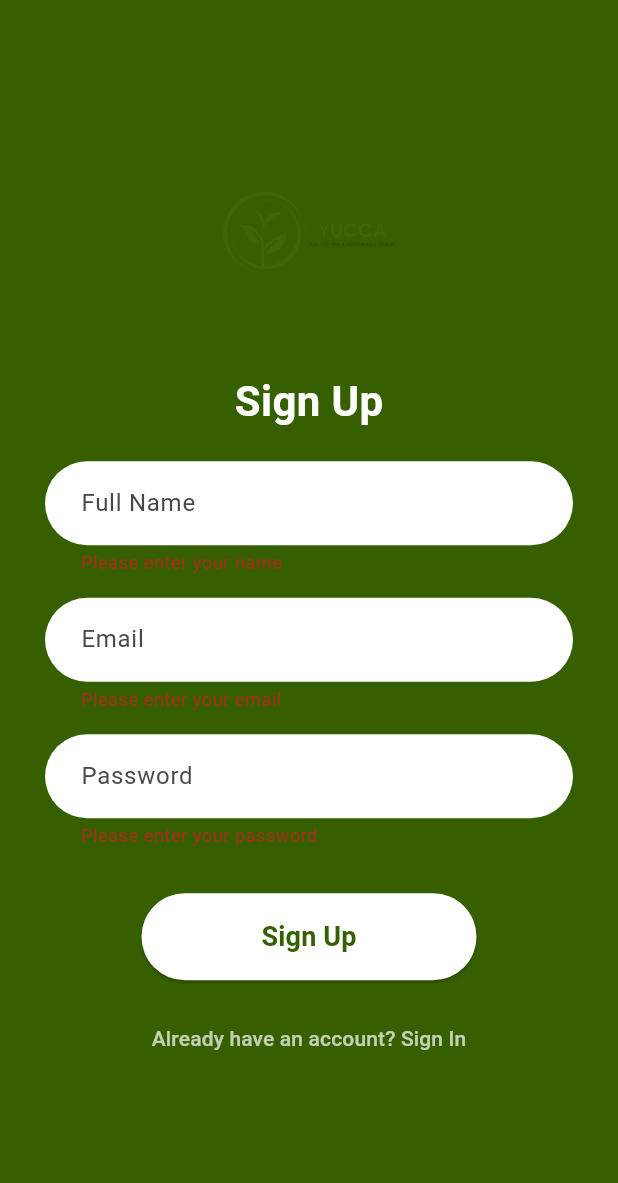
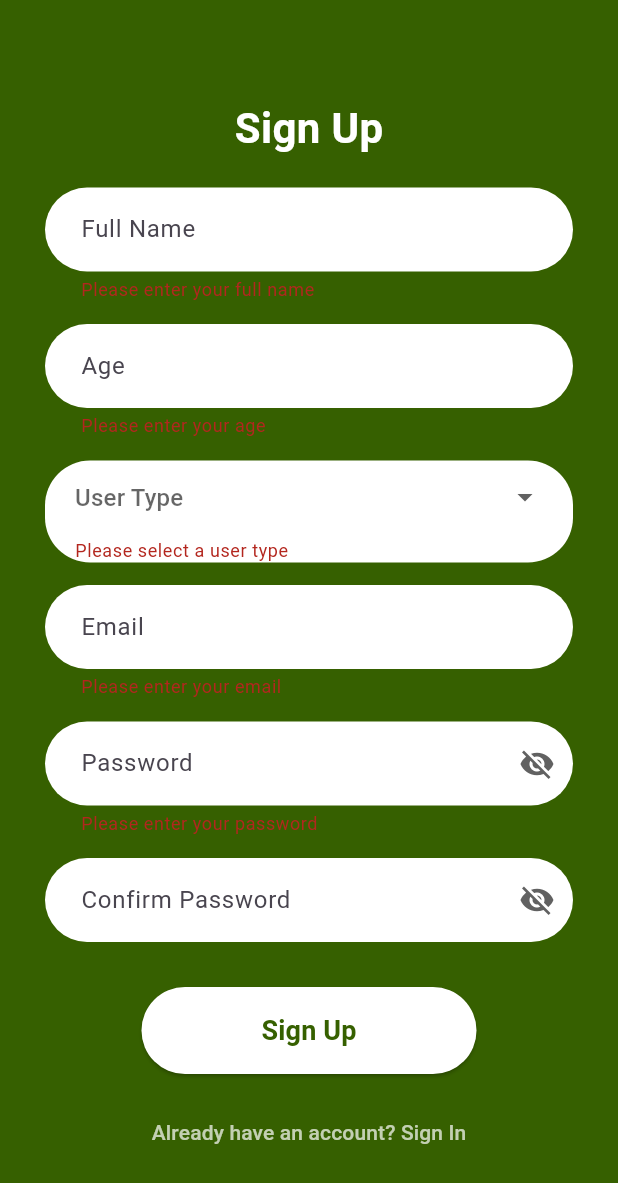
Before and after one commit to AISHANALWEYISO/yucca_agro_app, a Flutter app: the AuthScreen screen opened directly, after a tap on "Sign In", after a tap on "Don't have an account? Sign Up", after a tap on "Sign Up", on a phone screen of 412 x 824 dp. Shown: the top 1183 px of the screen. Run offline on Flutter 3.47's test engine with Material 3 defaults, Android fonts, the phone set to English and light mode, and no system bars.

```diff
--- a/lib/auth_screen.dart
+++ b/lib/auth_screen.dart
@@ -1,7 +1,6 @@
-
 
 import 'package:flutter/material.dart';
-import 'forgot_password_screen.dart'; // import the forgot password screen
+import 'forgot_password_screen.dart';
 
 class AuthScreen extends StatefulWidget {
   @override
@@ -9,13 +8,21 @@ class AuthScreen extends StatefulWidget {
 }
 
 class _AuthScreenState extends State<AuthScreen> {
-  bool isLogin = true; // toggle between Sign In / Sign Up
+  bool isLogin = true;
+  bool showPassword = false;
+  bool showConfirmPassword = false;
+
   final _formKey = GlobalKey<FormState>();
 
-  // Controllers for input fields
+  // Controllers
   final TextEditingController emailController = TextEditingController();
   final TextEditingController passwordController = TextEditingController();
+  final TextEditingController confirmPasswordController =
+      TextEditingController();
   final TextEditingController nameController = TextEditingController();
+  final TextEditingController ageController = TextEditingController();
+
+  String? selectedUserType;
 
   final Color logoGreen = const Color(0xFF366000);
 
@@ -29,10 +36,7 @@ class _AuthScreenState extends State<AuthScreen> {
           child: Form(
             key: _formKey,
             child: Column(
-              mainAxisAlignment: MainAxisAlignment.center,
               children: [
-                // App Logo
-                Image.asset("assets/logo.png", height: 120),
                 const SizedBox(height: 20),
 
                 Text(
@@ -40,79 +44,121 @@ class _AuthScreenState extends State<AuthScreen> {
                   style: const TextStyle(
                     fontSize: 28,
                     fontWeight: FontWeight.bold,
-                      color: Colors.white),
+                    color: Colors.white,
                   ),
+                ),
+
                 const SizedBox(height: 20),
 
-                // Name field (only for Sign Up)
+                // NAME
                 if (!isLogin)
                   TextFormField(
                     controller: nameController,
-                    style: const TextStyle(color: Colors.black87),
-                    decoration: InputDecoration(
-                      hintText: "Full Name",
-                      filled: true,
-                      fillColor: Colors.white,
-                      border: OutlineInputBorder(
-                        borderRadius: BorderRadius.circular(30),
-                        borderSide: BorderSide.none,
-                      ),
-                      contentPadding: const EdgeInsets.symmetric(
-                          horizontal: 20, vertical: 16),
-                    ),
+                    decoration: _inputDecoration("Full Name"),
                     validator: (value) {
                       if (!isLogin && (value == null || value.isEmpty)) {
-                        return "Please enter your name";
+                        return "Please enter your full name";
                       }
                       return null;
                     },
                   ),
                 if (!isLogin) const SizedBox(height: 15),
 
-                // Email field
+                // AGE
+                if (!isLogin)
                   TextFormField(
-                  controller: emailController,
-                  keyboardType: TextInputType.emailAddress,
-                  style: const TextStyle(color: Colors.black87),
-                  decoration: InputDecoration(
-                    hintText: "Email",
-                    filled: true,
-                    fillColor: Colors.white,
-                    border: OutlineInputBorder(
-                      borderRadius: BorderRadius.circular(30),
-                      borderSide: BorderSide.none,
-                    ),
-                    contentPadding: const EdgeInsets.symmetric(
-                        horizontal: 20, vertical: 16),
-                  ),
+                    controller: ageController,
+                    keyboardType: TextInputType.number,
+                    decoration: _inputDecoration("Age"),
                     validator: (value) {
-                    if (value == null || value.isEmpty) {
-                      return "Please enter your email";
+                      if (!isLogin && (value == null || value.isEmpty)) {
+                        return "Please enter your age";
                       }
                       return null;
                     },
                   ),
+                if (!isLogin) const SizedBox(height: 15),
+
+                // USER TYPE
+                if (!isLogin)
+                  Container(
+                    padding: const EdgeInsets.symmetric(horizontal: 20),
+                    decoration: BoxDecoration(
+                      color: Colors.white,
+                      borderRadius: BorderRadius.circular(30),
+                    ),
+                    child: DropdownButtonFormField<String>(
+                      value: selectedUserType,
+                      decoration: const InputDecoration(
+                          border: InputBorder.none, hintText: "User Type"),
+                      items: ["Farmer", "Customer"]
+                          .map((type) => DropdownMenuItem(
+                                value: type,
+                                child: Text(type),
+                              ))
+                          .toList(),
+                      onChanged: (value) {
+                        setState(() {
+                          selectedUserType = value;
+                        });
+                      },
+                      validator: (value) {
+                        if (!isLogin && value == null) {
+                          return "Please select a user type";
+                        }
+                        return null;
+                      },
+                    ),
+                  ),
+                if (!isLogin) const SizedBox(height: 15),
+
+                // EMAIL
+                TextFormField(
+                  controller: emailController,
+                  keyboardType: TextInputType.emailAddress,
+                  decoration: _inputDecoration("Email"),
+                  validator: (value) =>
+                      value!.isEmpty ? "Please enter your email" : null,
+                ),
+
                 const SizedBox(height: 15),
 
-                // Password field
+                // PASSWORD
                 TextFormField(
                   controller: passwordController,
-                  obscureText: true,
-                  style: const TextStyle(color: Colors.black87),
-                  decoration: InputDecoration(
-                    hintText: "Password",
-                    filled: true,
-                    fillColor: Colors.white,
-                    border: OutlineInputBorder(
-                      borderRadius: BorderRadius.circular(30),
-                      borderSide: BorderSide.none,
+                  obscureText: !showPassword,
+                  decoration: _passwordDecoration(
+                    "Password",
+                    showPassword,
+                    () {
+                      setState(() {
+                        showPassword = !showPassword;
+                      });
+                    },
                   ),
-                    contentPadding: const EdgeInsets.symmetric(
-                        horizontal: 20, vertical: 16),
+                  validator: (value) =>
+                      value!.isEmpty ? "Please enter your password" : null,
+                ),
+
+                const SizedBox(height: 15),
+
+                // CONFIRM PASSWORD
+                if (!isLogin)
+                  TextFormField(
+                    controller: confirmPasswordController,
+                    obscureText: !showConfirmPassword,
+                    decoration: _passwordDecoration(
+                      "Confirm Password",
+                      showConfirmPassword,
+                      () {
+                        setState(() {
+                          showConfirmPassword = !showConfirmPassword;
+                        });
+                      },
                     ),
                     validator: (value) {
-                    if (value == null || value.isEmpty) {
-                      return "Please enter your password";
+                      if (!isLogin && value != passwordController.text) {
+                        return "Passwords do not match";
                       }
                       return null;
                     },
@@ -120,7 +166,7 @@ class _AuthScreenState extends State<AuthScreen> {
 
                 const SizedBox(height: 10),
 
-                // Forgot Password
+                // FORGOT PASSWORD
                 if (isLogin)
                   Align(
                     alignment: Alignment.centerRight,
@@ -141,12 +187,10 @@ class _AuthScreenState extends State<AuthScreen> {
 
                 const SizedBox(height: 20),
 
-                // Sign In / Sign Up Button
+                // SUBMIT BUTTON
                 ElevatedButton(
                   onPressed: () {
-                    if (_formKey.currentState!.validate()) {
-                      // TODO: handle authentication logic
-                    }
+                    if (_formKey.currentState!.validate()) {}
                   },
                   style: ElevatedButton.styleFrom(
                     backgroundColor: Colors.white,
@@ -167,7 +211,7 @@ class _AuthScreenState extends State<AuthScreen> {
 
                 const SizedBox(height: 15),
 
-                // Switch between Sign In / Sign Up
+                // SWITCH
                 TextButton(
                   onPressed: () {
                     setState(() {
@@ -188,4 +232,42 @@ class _AuthScreenState extends State<AuthScreen> {
       ),
     );
   }
+
+  // Normal inputs
+  InputDecoration _inputDecoration(String hint) {
+    return InputDecoration(
+      hintText: hint,
+      filled: true,
+      fillColor: Colors.white,
+      border: OutlineInputBorder(
+        borderRadius: BorderRadius.circular(30),
+        borderSide: BorderSide.none,
+      ),
+      contentPadding:
+          const EdgeInsets.symmetric(horizontal: 20, vertical: 16),
+    );
   }
+
+  // Password input with eye icon update
+  InputDecoration _passwordDecoration(
+      String hint, bool isVisible, VoidCallback onPressed) {
+    return InputDecoration(
+      hintText: hint,
+      filled: true,
+      fillColor: Colors.white,
+      suffixIcon: IconButton(
+        icon: Icon(
+          isVisible ? Icons.visibility : Icons.visibility_off,
+          color: Colors.grey[700],
+        ),
+        onPressed: onPressed,
+      ),
+      border: OutlineInputBorder(
+        borderRadius: BorderRadius.circular(30),
+        borderSide: BorderSide.none,
+      ),
+      contentPadding:
+          const EdgeInsets.symmetric(horizontal: 20, vertical: 16),
+    );
+  }
+}
--- a/lib/onboarding_screen.dart
+++ b/lib/onboarding_screen.dart
@@ -12,7 +12,7 @@ class _OnboardingScreenState extends State<OnboardingScreen> {
   final PageController _controller = PageController();
   int currentIndex = 0;
 
-  final Color logoGreen = const Color.fromARGB(255, 176, 189, 160); // green background
+  final Color logoGreen = const Color.fromARGB(255, 208, 218, 195); // green background
 
   @override
   Widget build(BuildContext context) {
@@ -24,17 +24,18 @@ class _OnboardingScreenState extends State<OnboardingScreen> {
         },
         children: [
           buildPage(
-            image: "assets/splash.jpeg",
+            image: "assets/splash2.png",
             title: "Welcome to Yucca Agro App",
-            desc: "Digitizing agricultural support and post-harvest services.",
+            desc: "Cultivating a Sustainable World.",
           ),
           buildPage(
-            image: "assets/logo.png",
+            image: "assets/foods.png",
             title: "Your Farming Partner",
-            desc: "Access services, market info, and expert support.",
+            desc: "Access services, crop info, and expert support.",
+
           ),
           buildPage(
-            image: "assets/logo.png",
+            image: "assets/yucca.png",
             title: "Get Started",
             desc: "Click below to continue to the app.",
             isLast: true,
@@ -49,9 +50,24 @@ class _OnboardingScreenState extends State<OnboardingScreen> {
     required String title,
     required String desc,
     bool isLast = false,
+    bool useBackgroundImage = false, // new parameter
   }) {
     return Container(
-      color: logoGreen,
+      // Use image or color background
+      decoration: useBackgroundImage
+          ? BoxDecoration(
+              image: DecorationImage(
+                image: AssetImage(image), // background image
+                fit: BoxFit.cover,
+                colorFilter: ColorFilter.mode(
+                  Colors.black.withOpacity(0.3), // transparency overlay
+                  BlendMode.darken,
+                ),
+              ),
+            )
+          : BoxDecoration(
+              color: logoGreen,
+            ),
       padding: const EdgeInsets.all(30),
       child: Column(
         mainAxisAlignment: MainAxisAlignment.center,
@@ -60,7 +76,8 @@ class _OnboardingScreenState extends State<OnboardingScreen> {
             child: Column(
               mainAxisAlignment: MainAxisAlignment.center,
               children: [
-                Image.asset(image, height: 180),
+                // Only show image if not used as background
+                if (!useBackgroundImage) Image.asset(image, height: 180),
                 const SizedBox(height: 30),
                 Text(
                   title,
@@ -110,8 +127,7 @@ class _OnboardingScreenState extends State<OnboardingScreen> {
                     // Navigate to AuthScreen
                     Navigator.pushReplacement(
                       context,
-                      MaterialPageRoute(
-                          builder: (context) => AuthScreen()),
+                      MaterialPageRoute(builder: (context) => AuthScreen()),
                     );
                   } else {
                     _controller.nextPage(
--- a/lib/splash_screen.dart
+++ b/lib/splash_screen.dart
@@ -10,7 +10,7 @@ class SplashScreen extends StatefulWidget {
 }
 
 class _SplashScreenState extends State<SplashScreen> {
-  final Color bgFirst = const Color(0xFFE6F4E6); // soft light green
+  final Color bgFirst = const Color.fromARGB(255, 215, 223, 216); // soft light green
 
   @override
   void initState() {
@@ -34,12 +34,12 @@ class _SplashScreenState extends State<SplashScreen> {
           children: [
             Image.asset(
               "assets/logo.png", // your splash image/logo
-              width: 150,
-              height: 150,
+              width: 200,
+              height: 200,
             ),
             const SizedBox(height: 20),
             Text(
-              "Yucca Agro App",
+              "Yucca Agro",
               style: TextStyle(
                 fontSize: 24,
                 fontWeight: FontWeight.bold,
@@ -48,7 +48,7 @@ class _SplashScreenState extends State<SplashScreen> {
             ),
             const SizedBox(height: 10),
             Text(
-              "Cultivating a Sustainable World.",
+              "",
               textAlign: TextAlign.center,
               style: TextStyle(
                 fontSize: 16,
--- a/pubspec.yaml
+++ b/pubspec.yaml
@@ -24,4 +24,7 @@ flutter:
 
   assets:
     - assets/logo.png
-    - assets/splash.jpeg
+    - assets/foods.png
+    - assets/splash1.png
+    - assets/yucca.png
+    - assets/Splash2.png
```
Also changed, not shown: assets/foods.png (added), assets/splash1.png (added), assets/splash2.png (added), assets/yucca.png (added). Lines whose indentation alone changed are shown as unchanged.
